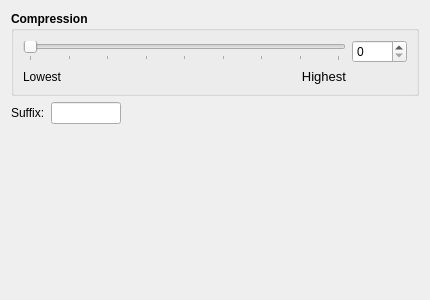
Qt form widgets/flacwidgetUI.ui (marco-mania/audex-old) before a commit.
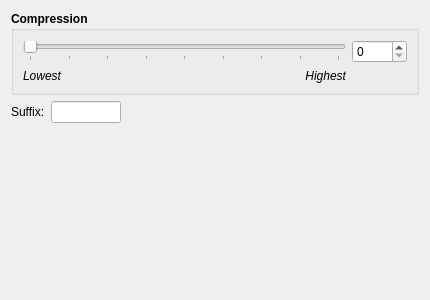
The same form after that commit. Custom widgets are drawn as their Qt base class.

Diff of the .ui file:
```diff
--- a/widgets/flacwidgetUI.ui
+++ b/widgets/flacwidgetUI.ui
@@ -75,6 +75,7 @@
         <property name="font">
          <font>
           <weight>50</weight>
+          <italic>true</italic>
           <bold>false</bold>
          </font>
         </property>
@@ -88,15 +89,15 @@
         <property name="font">
          <font>
           <weight>50</weight>
+          <italic>true</italic>
           <bold>false</bold>
          </font>
         </property>
         <property name="text">
-         <string>&lt;!DOCTYPE HTML PUBLIC &quot;-//W3C//DTD HTML 4.0//EN&quot; &quot;http://www.w3.org/TR/REC-html40/strict.dtd&quot;&gt;
-&lt;html&gt;&lt;head&gt;&lt;meta name=&quot;qrichtext&quot; content=&quot;1&quot; /&gt;&lt;style type=&quot;text/css&quot;&gt;
-p, li { white-space: pre-wrap; }
-&lt;/style&gt;&lt;/head&gt;&lt;body style=&quot; font-family:'Sans Serif'; font-size:10pt; font-weight:400; font-style:normal;&quot;&gt;
-&lt;p align=&quot;right&quot; style=&quot; margin-top:0px; margin-bottom:0px; margin-left:0px; margin-right:0px; -qt-block-indent:0; text-indent:0px;&quot;&gt;Highest&lt;/p&gt;&lt;/body&gt;&lt;/html&gt;</string>
+         <string>Highest</string>
+        </property>
+        <property name="alignment">
+         <set>Qt::AlignRight|Qt::AlignTrailing|Qt::AlignVCenter</set>
         </property>
        </widget>
       </item>
```
Left out of the diff: 3 changed lines with no effect on the pictures.
